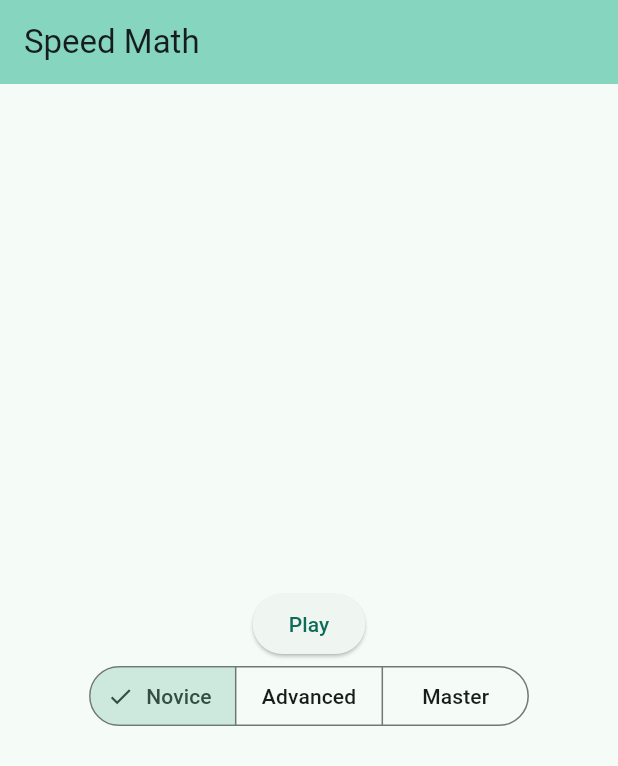
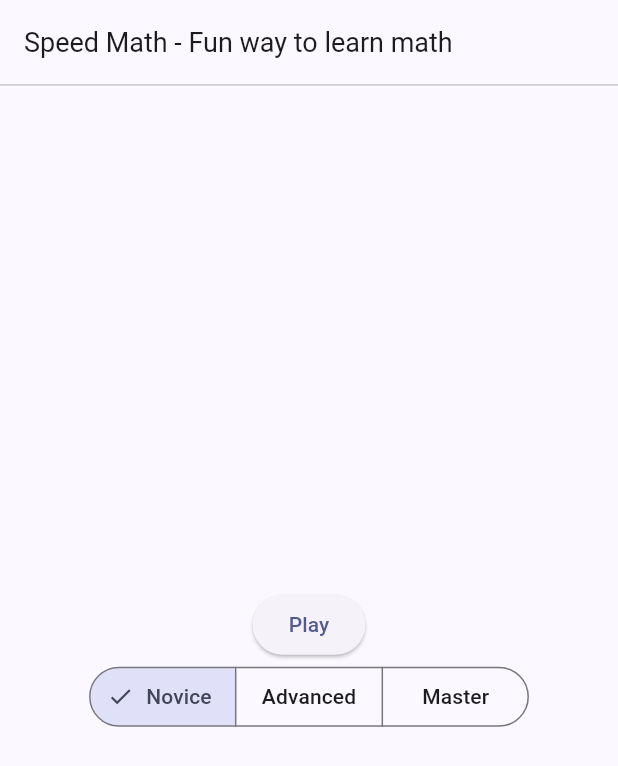
Before and after one commit to sambbaahh/speed_math, a Flutter app: the screen it shows after launch, on a phone screen of 412 x 824 dp. Shown: the top 766 px of the screen. Run offline on Flutter 3.47's test engine with Material 2 defaults, Android fonts, the phone set to English and light mode, and no system bars; our stand-ins replace math_expressions.

Commit message:
improving UI

```diff
--- a/lib/main.dart
+++ b/lib/main.dart
@@ -13,9 +13,9 @@ class MyApp extends StatelessWidget {
   @override
   Widget build(BuildContext context) {
     return MaterialApp(
-      title: 'Flutter Demo',
+      title: 'Speed Math',
       theme: ThemeData(
-        colorScheme: ColorScheme.fromSeed(seedColor: Colors.tealAccent),
+        colorScheme: ColorScheme.fromSeed(seedColor: Colors.indigo),
         useMaterial3: true,
       ),
       home: const HomePage(),
@@ -37,8 +37,17 @@ class _HomePageState extends State<HomePage> {
   Widget build(BuildContext context) {
     return Scaffold(
       appBar: AppBar(
-        backgroundColor: Theme.of(context).colorScheme.inversePrimary,
-        title: const Text("Speed Math"),
+        title: const Text(
+          "Speed Math - Fun way to learn math",
+          style: TextStyle(fontSize: 18),
+        ),
+        bottom: PreferredSize(
+          preferredSize: const Size.fromHeight(1),
+          child: Container(
+            color: Colors.black26,
+            height: 0.75,
+          ),
+        ),
       ),
       body: Center(
         child: Column(
```
Also changed, not shown: lib/game_session/game_view.dart (+17 -9 lines).
